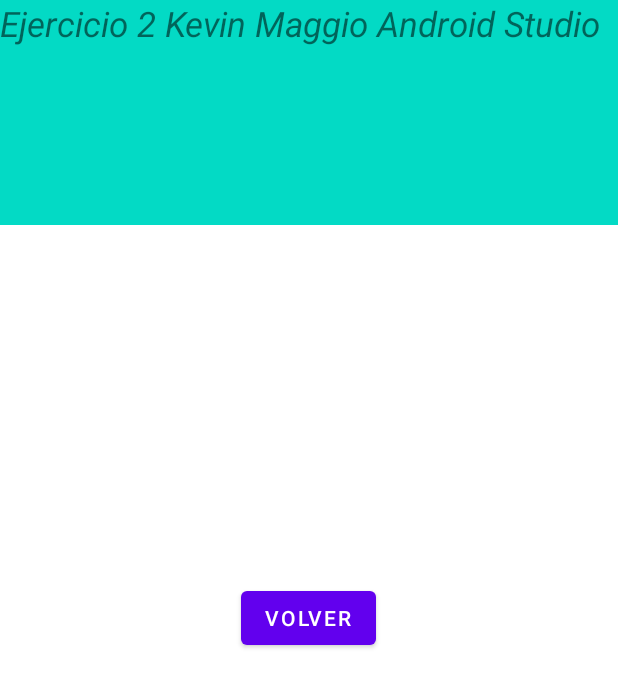
After one commit to proyectosAlkemy/Ejercicio1Android, an Android app: the layout activity_2.xml on its own in the app's theme, with its tools: preview values and no code run, on a phone screen of 412 x 824 dp. The commit adds this screen. Shown: the top 687 px of the screen. Run offline under Robolectric (Android 15) with nearby library versions, the phone set to English and light mode, and no system bars.

Commit message:
se sumo el ejercicio 2

```diff
--- a/app/src/main/AndroidManifest.xml
+++ b/app/src/main/AndroidManifest.xml
@@ -10,6 +10,9 @@
         android:supportsRtl="true"
         android:theme="@style/Theme.Ejercicio1KevinMaggio">
         <activity
+            android:name=".Activity2"
+            android:exported="true" />
+        <activity
             android:name=".MainActivity"
             android:exported="true">
             <intent-filter>
--- /dev/null
+++ b/app/src/main/res/layout/activity_2.xml
@@ -0,0 +1,46 @@
+<?xml version="1.0" encoding="utf-8"?>
+<FrameLayout xmlns:android="http://schemas.android.com/apk/res/android"
+    xmlns:app="http://schemas.android.com/apk/res-auto"
+    xmlns:tools="http://schemas.android.com/tools"
+    android:layout_width="match_parent"
+    android:layout_height="match_parent"
+    tools:context=".Activity2">
+    <LinearLayout
+        android:layout_width="match_parent"
+        android:layout_height="150dp">
+
+        <TextView
+            android:layout_width="match_parent"
+            android:layout_height="match_parent"
+            android:textStyle="italic"
+            android:text="@string/presentacion"
+            android:textSize="23dp"
+            android:layout_gravity="center"
+            android:background="@color/teal_200"/>
+
+
+
+    </LinearLayout>
+      <LinearLayout
+          android:layout_width="match_parent"
+          android:layout_height="match_parent"
+          android:orientation="horizontal"
+          android:gravity="center"
+          >
+
+          <TextView
+              android:id="@+id/salida"
+              android:layout_width="wrap_content"
+              android:layout_height="wrap_content"
+              />
+          <Button
+              android:id="@+id/boton"
+              android:layout_width="wrap_content"
+              android:layout_height="wrap_content"
+              android:text="@string/volver"/>
+
+
+      </LinearLayout>
+
+
+</FrameLayout>
--- a/app/src/main/res/layout/activity_main.xml
+++ b/app/src/main/res/layout/activity_main.xml
@@ -12,8 +12,8 @@
       android:id="@+id/primerET"
       android:layout_width="200dp"
       android:layout_height="60dp"
+      android:hint="@string/entrada1"
       android:inputType="textWebEmailAddress"
-      android:hint="@string/entrada1"
 
       />
     <EditText
--- a/app/src/main/res/values/strings.xml
+++ b/app/src/main/res/values/strings.xml
@@ -3,4 +3,6 @@
     <string name="entrada1">Email</string>
     <string name="entrada2">Contraseña</string>
     <string name="registrar">Registrar</string>
+    <string name="presentacion">Ejercicio 2 Kevin Maggio Android Studio</string>
+    <string name="volver">Volver</string>
 </resources>
```
Also changed, not shown: app/src/main/java/com/example/ejercicio1kevinmaggio/Activity2.kt (added, +26 -0 lines), app/src/main/java/com/example/ejercicio1kevinmaggio/MainActivity.kt (+22 -3 lines).
